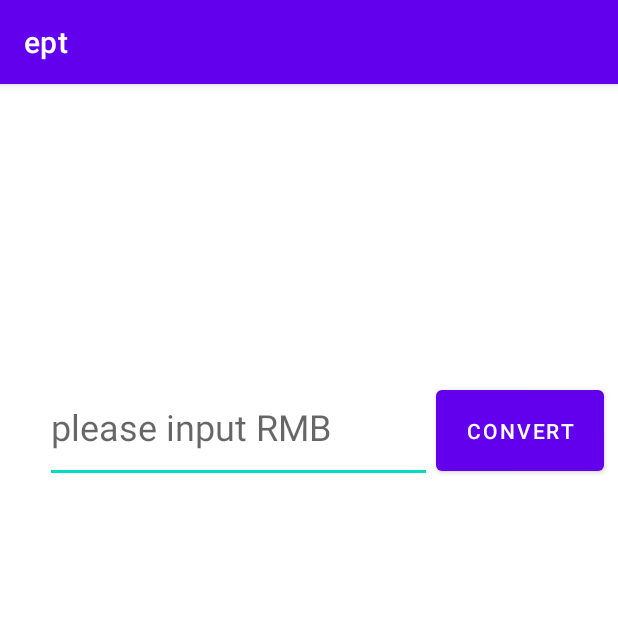
After one commit to Yichuan0313/ept, an Android app: the ErcListActivity2show screen opened directly, with no data from a screen before it, on a phone screen of 412 x 824 dp, the top half of it. The commit adds this screen. Run offline under Robolectric (Android 15) with nearby library versions, the phone set to English and light mode, and no system bars; 2 statements that could not run were skipped.

Commit message:
add list practice 3 (jump)

```diff
--- /dev/null
+++ b/app/src/main/java/com/example/ept/ErcListActivity2show.java
@@ -0,0 +1,39 @@
+package com.example.ept;
+
+import androidx.appcompat.app.AppCompatActivity;
+
+import android.content.Intent;
+import android.os.Bundle;
+import android.view.View;
+import android.widget.Button;
+import android.widget.EditText;
+import android.widget.TextView;
+
+public class ErcListActivity2show extends AppCompatActivity {
+
+    @Override
+    protected void onCreate(Bundle savedInstanceState) {
+        super.onCreate(savedInstanceState);
+        setContentView(R.layout.activity_erc_list_activity2show);
+        final Bundle bundle=getIntent().getExtras();    //接收Extras
+        String Currency = bundle.getString("Currency");
+        String ex_rate = bundle.getString("ex_rate");
+
+        TextView title = (TextView) findViewById(R.id.currency);
+        title.setText(Currency);
+
+        EditText input = (EditText) findViewById(R.id.input);
+        TextView result = (TextView) findViewById(R.id.convert_result);
+
+        Button button=(Button)findViewById(R.id.convert);
+        button.setOnClickListener(new View.OnClickListener() {
+            @Override
+            public void onClick(View v) {
+                float rate = Float.parseFloat(ex_rate);
+                float RMB = Float.parseFloat(input.getText().toString());
+                float convert_result = rate * RMB;
+                result.setText(input.getText().toString() + "RMB = " + convert_result + Currency);
+            }
+        });
+    }
+}
--- /dev/null
+++ b/app/src/main/res/layout/activity_erc_list_activity2show.xml
@@ -0,0 +1,62 @@
+<?xml version="1.0" encoding="utf-8"?>
+<androidx.constraintlayout.widget.ConstraintLayout
+    xmlns:android="http://schemas.android.com/apk/res/android"
+    xmlns:tools="http://schemas.android.com/tools"
+    xmlns:app="http://schemas.android.com/apk/res-auto"
+    android:layout_width="match_parent"
+    android:layout_height="match_parent"
+    tools:context=".ErcListActivity2show">
+
+    <TextView
+        android:id="@+id/currency"
+        android:layout_width="193dp"
+        android:layout_height="79dp"
+        android:gravity="center"
+        android:textSize="34sp"
+        app:layout_constraintBottom_toBottomOf="parent"
+        app:layout_constraintEnd_toEndOf="parent"
+        app:layout_constraintStart_toStartOf="parent"
+        app:layout_constraintTop_toTopOf="parent"
+        app:layout_constraintVertical_bias="0.104" />
+
+    <EditText
+        android:id="@+id/input"
+        android:layout_width="258dp"
+        android:layout_height="74dp"
+        android:ems="10"
+        android:hint="please input RMB"
+        android:inputType="textPersonName"
+        android:textSize="24sp"
+        app:layout_constraintBottom_toBottomOf="parent"
+        app:layout_constraintEnd_toEndOf="parent"
+        app:layout_constraintHorizontal_bias="0.196"
+        app:layout_constraintStart_toStartOf="parent"
+        app:layout_constraintTop_toBottomOf="@+id/currency"
+        app:layout_constraintVertical_bias="0.076" />
+
+    <TextView
+        android:id="@+id/convert_result"
+        android:layout_width="292dp"
+        android:layout_height="187dp"
+        android:gravity="center"
+        android:textSize="20sp"
+        app:layout_constraintBottom_toBottomOf="parent"
+        app:layout_constraintEnd_toEndOf="parent"
+        app:layout_constraintHorizontal_bias="0.496"
+        app:layout_constraintStart_toStartOf="parent"
+        app:layout_constraintTop_toBottomOf="@+id/input"
+        app:layout_constraintVertical_bias="0.059" />
+
+    <Button
+        android:id="@+id/convert"
+        android:layout_width="112dp"
+        android:layout_height="66dp"
+        android:text="CONVERT"
+        android:textSize="14sp"
+        app:layout_constraintBottom_toBottomOf="parent"
+        app:layout_constraintEnd_toEndOf="parent"
+        app:layout_constraintHorizontal_bias="0.969"
+        app:layout_constraintStart_toStartOf="parent"
+        app:layout_constraintTop_toTopOf="parent"
+        app:layout_constraintVertical_bias="0.282" />
+</androidx.constraintlayout.widget.ConstraintLayout>
```
Also changed, not shown: app/src/main/AndroidManifest.xml (+9 -6 lines), app/src/main/java/com/example/ept/ErcListActivity2.java (+28 -3 lines), app/src/main/java/com/example/ept/MyAdapter.java (added, +36 -0 lines), app/src/main/res/layout/activity_erc_list2.xml (+14 -1 lines).
